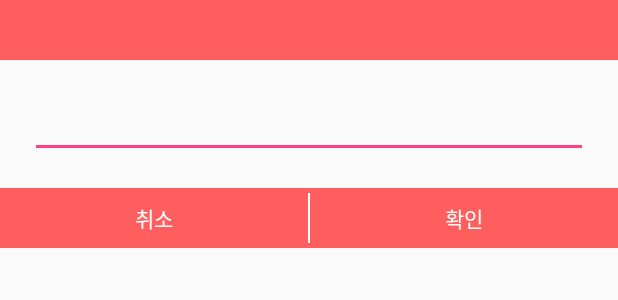
After one commit to Honest-Hong/Project-SNLU, an Android app: the layout dialog_input.xml on its own in the app's theme, with its tools: preview values and no code run, on a phone screen of 412 x 824 dp. The commit adds this screen. Shown: the top 300 px of the screen. Run offline under Robolectric (Android 15) with nearby library versions, the phone set to English and light mode, and no system bars; network calls fail.

Commit message:
기타 수정

```diff
--- a/app/src/main/java/com/snlu/snluapp/activity/RoomActivity.java
+++ b/app/src/main/java/com/snlu/snluapp/activity/RoomActivity.java
@@ -202,6 +202,7 @@ public class RoomActivity extends AppCompatActivity {
                             intent.putExtra("documentNumber", adapter.getItem(position).getNumber());
                             intent.putExtra("documentTitle", adapter.getItem(position).getTitle());
                             intent.putExtra("roomNumber", room.getNumber());
+                            intent.putExtra("isChief", isChief);
                             startActivity(intent);
                         }
                     }));
--- a/app/src/main/res/layout/activity_splash.xml
+++ b/app/src/main/res/layout/activity_splash.xml
@@ -15,8 +15,8 @@
         android:layout_width="wrap_content"
         android:layout_height="wrap_content"
         android:layout_margin="30dp"
-        android:text="아..\n이렇게\n편리한\n회의록이!"
-        android:textColor="@color/colorRedPink"
-        android:textSize="@dimen/font_bigest"
+        android:text="-썰록-"
+        android:textColor="@color/colorBlack"
+        android:textSize="45dp"
         android:textStyle="bold"/>
 </LinearLayout>
--- /dev/null
+++ b/app/src/main/res/layout/dialog_input.xml
@@ -0,0 +1,55 @@
+<?xml version="1.0" encoding="utf-8"?>
+<LinearLayout xmlns:android="http://schemas.android.com/apk/res/android"
+    android:orientation="vertical"
+    android:layout_width="match_parent"
+    android:layout_height="wrap_content">
+
+    <TextView
+        android:id="@+id/text_title"
+        android:layout_width="match_parent"
+        android:layout_height="@dimen/bottom_button_height"
+        android:gravity="center"
+        android:textColor="#ffffff"
+        android:background="@color/colorRedPink"/>
+
+    <EditText
+        android:id="@+id/edit_text"
+        android:layout_width="match_parent"
+        android:layout_height="wrap_content"
+        android:layout_margin="20dp"
+        android:layout_gravity="center"/>
+
+    <LinearLayout
+        android:layout_width="match_parent"
+        android:layout_height="wrap_content"
+        android:orientation="horizontal"
+        android:background="@color/colorRedPink">
+
+        <TextView
+            android:id="@+id/button_cancel"
+            android:layout_width="0dp"
+            android:layout_height="@dimen/bottom_button_height"
+            android:layout_weight="1"
+            android:background="?attr/selectableItemBackground"
+            android:textColor="#ffffff"
+            android:gravity="center"
+            android:text="취소"/>
+
+        <View
+            android:layout_width="1dp"
+            android:layout_height="match_parent"
+            android:layout_marginTop="3dp"
+            android:layout_marginBottom="3dp"
+            android:background="@color/colorWhite" />
+
+        <TextView
+            android:id="@+id/button_confirm"
+            android:layout_width="0dp"
+            android:layout_height="@dimen/bottom_button_height"
+            android:layout_weight="1"
+            android:background="?attr/selectableItemBackground"
+            android:textColor="#ffffff"
+            android:gravity="center"
+            android:text="확인"/>
+    </LinearLayout>
+</LinearLayout>
```
Also changed, not shown: app/src/main/java/com/snlu/snluapp/activity/DocumentActivity.java (+21 -4 lines), app/src/main/java/com/snlu/snluapp/dialog/SNLUInputDialog.java (added, +78 -0 lines), app/src/main/res/layout/activity_document.xml (+15 -5 lines), app/src/main/res/drawable/ic_edit_black.png.
